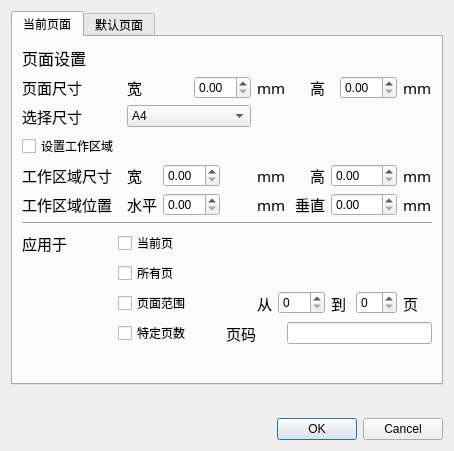
Old version of the form ofdEditor/model/Widget/PageDialog.ui in the repository mcoder2014/ofdEditor.
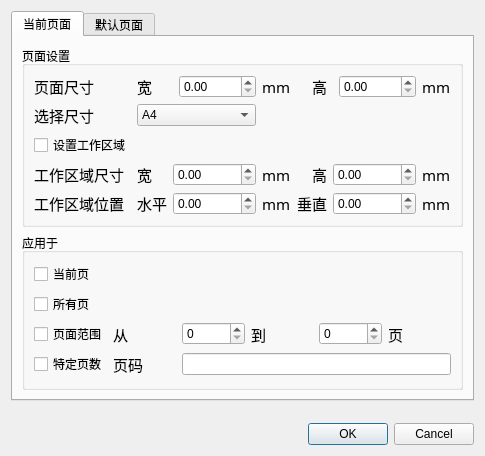
New version of the form.

Commit message: pageDialog 仍然可能存在空指针的问题， 累了，明天再弄

Patch:
```diff
--- a/ofdEditor/model/Widget/PageDialog.ui
+++ b/ofdEditor/model/Widget/PageDialog.ui
@@ -6,8 +6,8 @@
    <rect>
     <x>0</x>
     <y>0</y>
-    <width>454</width>
-    <height>451</height>
+    <width>465</width>
+    <height>456</height>
    </rect>
   </property>
   <property name="windowTitle">
@@ -23,34 +23,14 @@
       <attribute name="title">
        <string>当前页面</string>
       </attribute>
-      <layout class="QGridLayout" name="gridLayout">
-       <item row="1" column="10" colspan="2">
-        <widget class="QLabel" name="label_7">
-         <property name="font">
-          <font>
-           <family>宋体</family>
-           <pointsize>11</pointsize>
-          </font>
-         </property>
-         <property name="text">
-          <string>高</string>
-         </property>
-        </widget>
-       </item>
-       <item row="0" column="0">
-        <widget class="QLabel" name="label">
-         <property name="font">
-          <font>
-           <family>宋体</family>
-           <pointsize>12</pointsize>
-          </font>
-         </property>
-         <property name="text">
+      <layout class="QVBoxLayout" name="verticalLayout_2">
+       <item>
+        <widget class="QGroupBox" name="groupBox">
+         <property name="title">
           <string>页面设置</string>
          </property>
-        </widget>
-       </item>
-       <item row="1" column="0">
+         <layout class="QGridLayout" name="gridLayout_3">
+          <item row="0" column="0">
         <widget class="QLabel" name="label_2">
          <property name="font">
           <font>
@@ -63,7 +43,7 @@
          </property>
         </widget>
        </item>
-       <item row="1" column="2" colspan="2">
+          <item row="0" column="1" colspan="2">
         <widget class="QLabel" name="label_4">
          <property name="font">
           <font>
@@ -76,7 +56,14 @@
          </property>
         </widget>
        </item>
-       <item row="1" column="6" colspan="4">
+          <item row="0" column="3">
+           <widget class="QDoubleSpinBox" name="CurrentPageSizeWidth">
+            <property name="maximum">
+             <double>10000.000000000000000</double>
+            </property>
+           </widget>
+          </item>
+          <item row="0" column="4" colspan="2">
         <widget class="QLabel" name="label_5">
          <property name="font">
           <font>
@@ -89,13 +76,27 @@
          </property>
         </widget>
        </item>
-       <item row="1" column="4" colspan="2">
-        <widget class="QDoubleSpinBox" name="CurrentPageSizeWidth"/>
-       </item>
-       <item row="1" column="12" colspan="2">
-        <widget class="QDoubleSpinBox" name="CurrentPageSizeHeight"/>
-       </item>
-       <item row="1" column="14">
+          <item row="0" column="6" colspan="2">
+           <widget class="QLabel" name="label_7">
+            <property name="font">
+             <font>
+              <family>宋体</family>
+              <pointsize>11</pointsize>
+             </font>
+            </property>
+            <property name="text">
+             <string>高</string>
+            </property>
+           </widget>
+          </item>
+          <item row="0" column="8">
+           <widget class="QDoubleSpinBox" name="CurrentPageSizeHeight">
+            <property name="maximum">
+             <double>10000.000000000000000</double>
+            </property>
+           </widget>
+          </item>
+          <item row="0" column="9">
         <widget class="QLabel" name="label_6">
          <property name="font">
           <font>
@@ -108,7 +109,7 @@
          </property>
         </widget>
        </item>
-       <item row="2" column="0" colspan="2">
+          <item row="1" column="0">
         <widget class="QLabel" name="label_10">
          <property name="font">
           <font>
@@ -121,14 +122,53 @@
          </property>
         </widget>
        </item>
-       <item row="3" column="0" colspan="2">
+          <item row="1" column="1" colspan="3">
+           <widget class="QComboBox" name="CurrentSelectPageSize">
+            <item>
+             <property name="text">
+              <string>A4</string>
+             </property>
+            </item>
+            <item>
+             <property name="text">
+              <string>A3</string>
+             </property>
+            </item>
+            <item>
+             <property name="text">
+              <string>A5</string>
+             </property>
+            </item>
+            <item>
+             <property name="text">
+              <string>Letter</string>
+             </property>
+            </item>
+            <item>
+             <property name="text">
+              <string>16K</string>
+             </property>
+            </item>
+            <item>
+             <property name="text">
+              <string>32K</string>
+             </property>
+            </item>
+            <item>
+             <property name="text">
+              <string>Customized</string>
+             </property>
+            </item>
+           </widget>
+          </item>
+          <item row="2" column="0">
         <widget class="QCheckBox" name="CurrentSetWorkingAreaChecked">
          <property name="text">
           <string>设置工作区域</string>
          </property>
         </widget>
        </item>
-       <item row="4" column="0">
+          <item row="3" column="0">
         <widget class="QLabel" name="label_9">
          <property name="font">
           <font>
@@ -141,7 +181,7 @@
          </property>
         </widget>
        </item>
-       <item row="4" column="2">
+          <item row="3" column="1">
         <widget class="QLabel" name="CurrentWorkingAreaWidthText">
          <property name="font">
           <font>
@@ -154,20 +194,47 @@
          </property>
         </widget>
        </item>
-       <item row="4" column="3" colspan="2">
-        <widget class="QDoubleSpinBox" name="CurrentWorkingAreaWidth"/>
-       </item>
-       <item row="10" column="1" colspan="4">
-        <widget class="QCheckBox" name="SpecificPageCheckBox">
+          <item row="3" column="2" colspan="2">
+           <widget class="QDoubleSpinBox" name="CurrentWorkingAreaWidth">
+            <property name="maximum">
+             <double>10000.000000000000000</double>
+            </property>
+           </widget>
+          </item>
+          <item row="3" column="4">
+           <widget class="QLabel" name="label_8">
+            <property name="font">
+             <font>
+              <family>宋体</family>
+              <pointsize>11</pointsize>
+             </font>
+            </property>
          <property name="text">
-          <string>特定页数</string>
-         </property>
-         <attribute name="buttonGroup">
-          <string notr="true">AppliedRange</string>
-         </attribute>
-        </widget>
-       </item>
-       <item row="4" column="14">
+             <string>mm</string>
+            </property>
+           </widget>
+          </item>
+          <item row="3" column="6">
+           <widget class="QLabel" name="CurrentWorkingAreaHeightText">
+            <property name="font">
+             <font>
+              <family>宋体</family>
+              <pointsize>11</pointsize>
+             </font>
+            </property>
+            <property name="text">
+             <string>高</string>
+            </property>
+           </widget>
+          </item>
+          <item row="3" column="7" colspan="2">
+           <widget class="QDoubleSpinBox" name="CurrentWorkingAreaHeight">
+            <property name="maximum">
+             <double>10000.000000000000000</double>
+            </property>
+           </widget>
+          </item>
+          <item row="3" column="9">
         <widget class="QLabel" name="label_12">
          <property name="font">
           <font>
@@ -180,30 +247,40 @@
          </property>
         </widget>
        </item>
-       <item row="6" column="0" colspan="15">
-        <widget class="Line" name="line_2">
-         <property name="orientation">
-          <enum>Qt::Horizontal</enum>
-         </property>
-        </widget>
-       </item>
-       <item row="10" column="5" colspan="3">
-        <widget class="QLabel" name="PageNum">
+          <item row="4" column="0">
+           <widget class="QLabel" name="label_13">
+            <property name="font">
+             <font>
+              <family>宋体</family>
+              <pointsize>11</pointsize>
+             </font>
+            </property>
+            <property name="text">
+             <string>工作区域位置</string>
+            </property>
+           </widget>
+          </item>
+          <item row="4" column="1">
+           <widget class="QLabel" name="label_15">
          <property name="font">
           <font>
-           <family>Agency FB</family>
+              <family>宋体</family>
            <pointsize>11</pointsize>
           </font>
          </property>
          <property name="text">
-          <string>页码</string>
+             <string>水平</string>
          </property>
         </widget>
        </item>
-       <item row="10" column="8" colspan="7">
-        <widget class="QLineEdit" name="SpecificPage"/>
-       </item>
-       <item row="5" column="6" colspan="3">
+          <item row="4" column="2" colspan="2">
+           <widget class="QDoubleSpinBox" name="CurrentWorkingAreaX">
+            <property name="maximum">
+             <double>10000.000000000000000</double>
+            </property>
+           </widget>
+          </item>
+          <item row="4" column="4">
         <widget class="QLabel" name="label_14">
          <property name="font">
           <font>
@@ -216,137 +293,77 @@
          </property>
         </widget>
        </item>
-       <item row="7" column="1" colspan="4">
+          <item row="4" column="5" colspan="2">
+           <widget class="QLabel" name="label_16">
+            <property name="font">
+             <font>
+              <family>宋体</family>
+              <pointsize>11</pointsize>
+             </font>
+            </property>
+            <property name="text">
+             <string>垂直</string>
+            </property>
+           </widget>
+          </item>
+          <item row="4" column="7" colspan="2">
+           <widget class="QDoubleSpinBox" name="CurrentWorkingAreaY">
+            <property name="maximum">
+             <double>10000.000000000000000</double>
+            </property>
+           </widget>
+          </item>
+          <item row="4" column="9">
+           <widget class="QLabel" name="label_17">
+            <property name="font">
+             <font>
+              <family>宋体</family>
+              <pointsize>11</pointsize>
+             </font>
+            </property>
+            <property name="text">
+             <string>mm</string>
+            </property>
+           </widget>
+          </item>
+         </layout>
+        </widget>
+       </item>
+       <item>
+        <widget class="QGroupBox" name="groupBox_2">
+         <property name="title">
+          <string>应用于</string>
+         </property>
+         <layout class="QGridLayout" name="gridLayout_4">
+          <item row="2" column="4">
+           <widget class="QSpinBox" name="PageRangeUpperBound">
+            <property name="maximum">
+             <number>10000</number>
+            </property>
+           </widget>
+          </item>
+          <item row="2" column="0">
+           <widget class="QCheckBox" name="PageRangeCheckBox">
+            <property name="text">
+             <string>页面范围</string>
+            </property>
+           </widget>
+          </item>
+          <item row="0" column="0">
         <widget class="QCheckBox" name="CurrentPageCheckBox">
          <property name="text">
           <string>当前页</string>
          </property>
-         <attribute name="buttonGroup">
-          <string notr="true">AppliedRange</string>
-         </attribute>
-        </widget>
-       </item>
-       <item row="4" column="11" colspan="3">
-        <widget class="QDoubleSpinBox" name="CurrentWorkingAreaHeight"/>
-       </item>
-       <item row="5" column="2">
-        <widget class="QLabel" name="label_15">
-         <property name="font">
-          <font>
-           <family>宋体</family>
-           <pointsize>11</pointsize>
-          </font>
-         </property>
-         <property name="text">
-          <string>水平</string>
-         </property>
-        </widget>
-       </item>
-       <item row="4" column="6" colspan="3">
-        <widget class="QLabel" name="label_8">
-         <property name="font">
-          <font>
-           <family>宋体</family>
-           <pointsize>11</pointsize>
-          </font>
-         </property>
-         <property name="text">
-          <string>mm</string>
-         </property>
-        </widget>
-       </item>
-       <item row="5" column="11" colspan="3">
-        <widget class="QDoubleSpinBox" name="CurrentWorkingAreaY"/>
-       </item>
-       <item row="7" column="0">
-        <widget class="QLabel" name="label_3">
-         <property name="font">
-          <font>
-           <family>宋体</family>
-           <pointsize>11</pointsize>
-          </font>
-         </property>
-         <property name="text">
-          <string>应用于</string>
-         </property>
-        </widget>
-       </item>
-       <item row="5" column="0">
-        <widget class="QLabel" name="label_13">
-         <property name="font">
-          <font>
-           <family>宋体</family>
-           <pointsize>11</pointsize>
-          </font>
-         </property>
-         <property name="text">
-          <string>工作区域位置</string>
-         </property>
-        </widget>
-       </item>
-       <item row="8" column="1" colspan="4">
+           </widget>
+          </item>
+          <item row="1" column="0">
         <widget class="QCheckBox" name="AllPagesCheckBox">
          <property name="text">
           <string>所有页</string>
          </property>
-         <attribute name="buttonGroup">
-          <string notr="true">AppliedRange</string>
-         </attribute>
-        </widget>
-       </item>
-       <item row="5" column="14">
-        <widget class="QLabel" name="label_17">
-         <property name="font">
-          <font>
-           <family>宋体</family>
-           <pointsize>11</pointsize>
-          </font>
-         </property>
-         <property name="text">
-          <string>mm</string>
-         </property>
-        </widget>
-       </item>
-       <item row="4" column="10">
-        <widget class="QLabel" name="CurrentWorkingAreaHeightText">
-         <property name="font">
-          <font>
-           <family>宋体</family>
-           <pointsize>11</pointsize>
-          </font>
-         </property>
-         <property name="text">
-          <string>高</string>
-         </property>
-        </widget>
-       </item>
-       <item row="5" column="3" colspan="2">
-        <widget class="QDoubleSpinBox" name="CurrentWorkingAreaX"/>
-       </item>
-       <item row="9" column="1" colspan="4">
-        <widget class="QCheckBox" name="PageRangeCheckBox">
-         <property name="text">
-          <string>页面范围</string>
-         </property>
-         <attribute name="buttonGroup">
-          <string notr="true">AppliedRange</string>
-         </attribute>
-        </widget>
-       </item>
-       <item row="9" column="11" colspan="2">
-        <widget class="QLabel" name="PageRange2">
-         <property name="font">
-          <font>
-           <family>Agency FB</family>
-           <pointsize>11</pointsize>
-          </font>
-         </property>
-         <property name="text">
-          <string>到</string>
-         </property>
-        </widget>
-       </item>
-       <item row="9" column="6">
+           </widget>
+          </item>
+          <item row="2" column="1">
         <widget class="QLabel" name="PageRange1">
          <property name="font">
           <font>
@@ -359,13 +376,30 @@
          </property>
         </widget>
        </item>
-       <item row="9" column="7" colspan="4">
+          <item row="2" column="2">
         <widget class="QSpinBox" name="PageRangeLowerBound"/>
        </item>
-       <item row="9" column="13">
-        <widget class="QSpinBox" name="PageRangeUpperBound"/>
-       </item>
-       <item row="9" column="14">
+          <item row="2" column="3">
+           <widget class="QLabel" name="PageRange2">
+            <property name="font">
+             <font>
+              <family>Agency FB</family>
+              <pointsize>11</pointsize>
+             </font>
+            </property>
+            <property name="text">
+             <string>到</string>
+            </property>
+           </widget>
+          </item>
+          <item row="3" column="0">
+           <widget class="QCheckBox" name="SpecificPageCheckBox">
+            <property name="text">
+             <string>特定页数</string>
+            </property>
+           </widget>
+          </item>
+          <item row="2" column="5">
         <widget class="QLabel" name="PageRange3">
          <property name="font">
           <font>
@@ -378,69 +412,23 @@
          </property>
         </widget>
        </item>
-       <item row="5" column="9" colspan="2">
-        <widget class="QLabel" name="label_16">
+          <item row="3" column="1">
+           <widget class="QLabel" name="PageNum">
          <property name="font">
           <font>
-           <family>宋体</family>
+              <family>Agency FB</family>
            <pointsize>11</pointsize>
           </font>
          </property>
          <property name="text">
-          <string>垂直</string>
+             <string>页码</string>
          </property>
         </widget>
        </item>
-       <item row="11" column="4">
-        <spacer name="verticalSpacer_3">
-         <property name="orientation">
-          <enum>Qt::Vertical</enum>
-         </property>
-         <property name="sizeHint" stdset="0">
-          <size>
-           <width>20</width>
-           <height>40</height>
-          </size>
-         </property>
-        </spacer>
-       </item>
-       <item row="2" column="2" colspan="4">
-        <widget class="QComboBox" name="CurrentSelectPageSize">
-         <item>
-          <property name="text">
-           <string>A4</string>
-          </property>
-         </item>
-         <item>
-          <property name="text">
-           <string>A3</string>
-          </property>
-         </item>
-         <item>
-          <property name="text">
-           <string>A5</string>
-          </property>
-         </item>
-         <item>
-          <property name="text">
-           <string>Letter</string>
-          </property>
-         </item>
-         <item>
-          <property name="text">
-           <string>16K</string>
-          </property>
-         </item>
-         <item>
-          <property name="text">
-           <string>32K</string>
-          </property>
-         </item>
-         <item>
-          <property name="text">
-           <string>Customized</string>
-          </property>
-         </item>
+          <item row="3" column="2" colspan="4">
+           <widget class="QLineEdit" name="SpecificPage"/>
+          </item>
+         </layout>
         </widget>
        </item>
       </layout>
@@ -464,132 +452,8 @@
            <pointsize>11</pointsize>
           </font>
          </property>
-         <property name="text">
-          <string>工作区域位置</string>
-         </property>
-        </widget>
-       </item>
-       <item row="2" column="1" colspan="3">
-        <widget class="QComboBox" name="DefaultSelectPageSize">
-         <item>
-          <property name="text">
-           <string>A4</string>
-          </property>
-         </item>
-         <item>
-          <property name="text">
-           <string>A3</string>
-          </property>
-         </item>
-         <item>
-          <property name="text">
-           <string>A5</string>
-          </property>
-         </item>
-         <item>
-          <property name="text">
-           <string>Letter</string>
-          </property>
-         </item>
-         <item>
-          <property name="text">
-           <string>16K</string>
-          </property>
-         </item>
-         <item>
-          <property name="text">
-           <string>32K</string>
-          </property>
-         </item>
-         <item>
-          <property name="text">
-           <string>Customized</string>
-          </property>
-         </item>
-        </widget>
-       </item>
-       <item row="5" column="3">
-        <widget class="QLabel" name="label_33">
-         <property name="font">
-          <font>
-           <family>宋体</family>
-           <pointsize>11</pointsize>
-          </font>
-         </property>
-         <property name="text">
-          <string>mm</string>
-         </property>
-        </widget>
-       </item>
-       <item row="5" column="4">
-        <widget class="QLabel" name="label_23">
-         <property name="font">
-          <font>
-           <family>宋体</family>
-           <pointsize>11</pointsize>
-          </font>
-         </property>
-         <property name="text">
-          <string>垂直</string>
-         </property>
-        </widget>
-       </item>
-       <item row="5" column="6">
-        <widget class="QLabel" name="label_24">
-         <property name="font">
-          <font>
-           <family>宋体</family>
-           <pointsize>11</pointsize>
-          </font>
-         </property>
-         <property name="text">
-          <string>mm</string>
-         </property>
-        </widget>
-       </item>
-       <item row="5" column="2">
-        <widget class="QDoubleSpinBox" name="DefaultWorkingAreaX"/>
-       </item>
-       <item row="1" column="4">
-        <widget class="QLabel" name="label_30">
-         <property name="font">
-          <font>
-           <family>宋体</family>
-           <pointsize>11</pointsize>
-          </font>
-         </property>
-         <property name="text">
-          <string>高</string>
-         </property>
-        </widget>
-       </item>
-       <item row="1" column="3">
-        <widget class="QLabel" name="label_26">
-         <property name="font">
-          <font>
-           <family>宋体</family>
-           <pointsize>11</pointsize>
-          </font>
-         </property>
-         <property name="text">
-          <string>mm</string>
-         </property>
-        </widget>
-       </item>
-       <item row="4" column="1">
-        <widget class="QLabel" name="label_20">
-         <property name="font">
-          <font>
-           <family>宋体</family>
-           <pointsize>11</pointsize>
-          </font>
-         </property>
-         <property name="text">
-          <string>宽</string>
-         </property>
-        </widget>
-       </item>
-       <item row="1" column="0">
+         <layout class="QGridLayout" name="gridLayout">
+          <item row="0" column="0">
         <widget class="QLabel" name="label_18">
          <property name="font">
           <font>
@@ -735,25 +599,81 @@
          </property>
         </widget>
        </item>
-       <item row="6" column="2">
+          <item row="4" column="1">
+           <widget class="QLabel" name="label_32">
+            <property name="font">
+             <font>
+              <family>宋体</family>
+              <pointsize>11</pointsize>
+             </font>
+            </property>
+            <property name="text">
+             <string>水平</string>
+            </property>
+           </widget>
+          </item>
+          <item row="4" column="2">
+           <widget class="QDoubleSpinBox" name="DefaultWorkingAreaX">
+            <property name="maximum">
+             <double>10000.000000000000000</double>
+            </property>
+           </widget>
+          </item>
+          <item row="4" column="3">
+           <widget class="QLabel" name="label_33">
+            <property name="font">
+             <font>
+              <family>宋体</family>
+              <pointsize>11</pointsize>
+             </font>
+            </property>
+            <property name="text">
+             <string>mm</string>
+            </property>
+           </widget>
+          </item>
+          <item row="4" column="4">
+           <widget class="QLabel" name="label_23">
+            <property name="font">
+             <font>
+              <family>宋体</family>
+              <pointsize>11</pointsize>
+             </font>
+            </property>
+            <property name="text">
+             <string>垂直</string>
+            </property>
+           </widget>
+          </item>
+          <item row="4" column="5">
+           <widget class="QDoubleSpinBox" name="DefaultWorkingAreaY">
+            <property name="maximum">
+             <double>10000.000000000000000</double>
+            </property>
+           </widget>
+          </item>
+          <item row="4" column="6">
+           <widget class="QLabel" name="label_24">
+            <property name="font">
+             <font>
+              <family>宋体</family>
+              <pointsize>11</pointsize>
+             </font>
+            </property>
+            <property name="text">
+             <string>mm</string>
+            </property>
+           </widget>
+          </item>
+         </layout>
+        </widget>
+       </item>
+      </layout>
+     </widget>
+    </widget>
+   </item>
+   <item>
         <spacer name="verticalSpacer_2">
-         <property name="orientation">
-          <enum>Qt::Vertical</enum>
-         </property>
-         <property name="sizeHint" stdset="0">
-          <size>
-           <width>20</width>
-           <height>40</height>
-          </size>
-         </property>
-        </spacer>
-       </item>
-      </layout>
-     </widget>
-    </widget>
-   </item>
-   <item>
-    <spacer name="verticalSpacer">
      <property name="orientation">
       <enum>Qt::Vertical</enum>
      </property>
```
Left out of the diff: 221 changed lines with no effect on the pictures. Lines whose indentation alone changed are shown as unchanged. The commit also changes 12 other files.
